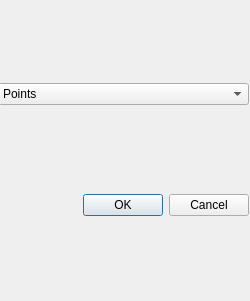
The window that deleteobjectdialog.ui (Haudkozaur/masterThesis) describes before a commit, drawn with Qt 5.
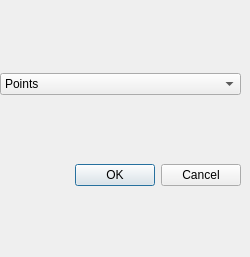
The same window after the commit.

Commit message: added layouts for delete dialog

The edit to the form file:
```diff
--- a/deleteobjectdialog.ui
+++ b/deleteobjectdialog.ui
@@ -7,7 +7,7 @@
     <x>0</x>
     <y>0</y>
     <width>250</width>
-    <height>301</height>
+    <height>257</height>
    </rect>
   </property>
   <property name="windowTitle">
@@ -16,10 +16,10 @@
   <widget class="QWidget" name="verticalLayoutWidget">
    <property name="geometry">
     <rect>
-     <x>-2</x>
-     <y>0</y>
-     <width>251</width>
-     <height>301</height>
+     <x>0</x>
+     <y>10</y>
+     <width>241</width>
+     <height>241</height>
     </rect>
    </property>
    <layout class="QVBoxLayout" name="verticalLayout">
```
Left out of the diff: 39 changed lines with no effect on the pictures. The commit also changes 6 other files.
